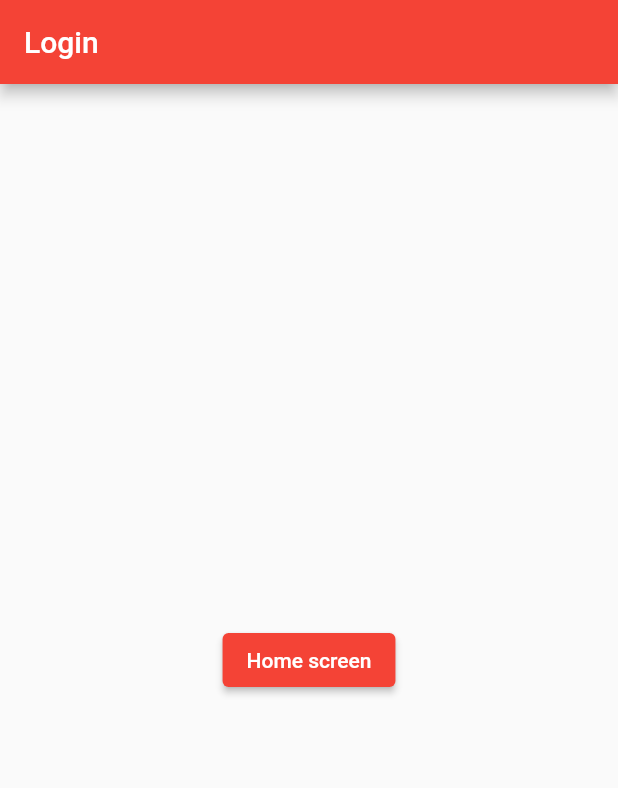
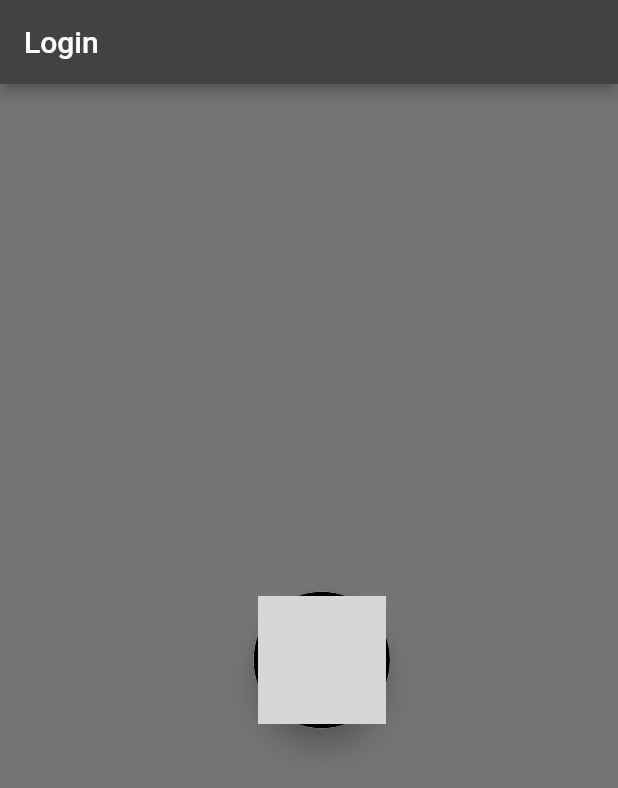
Before and after one commit to ArjunMalhotra07/Flutter_TestApp, a Flutter app: the screen it shows after launch, on a phone screen of 412 x 824 dp. Shown: the top 788 px of the screen. Run offline on Flutter 3.47's test engine with Material 2 defaults, Android fonts, the phone set to English and light mode, and no system bars; grey boxes are pictures that could not be loaded.

Commit message:
Navigation between 2 pages: image buttons

```diff
--- a/lib/pages/loginPage.dart
+++ b/lib/pages/loginPage.dart
@@ -7,16 +7,37 @@ class LoginPage extends StatelessWidget {
     //   child: Column(children: [Image.asset("assets/images/login.png")]),
     // );
     return Scaffold(
+      backgroundColor: Colors.grey[600],
       appBar: AppBar(
+        backgroundColor: Colors.grey[800],
         title: const Text('Login'),
       ),
-      body: Center(
-        child: ElevatedButton(
-          onPressed: () {
-            // Navigate to the second screen when tapped.
-            Navigator.pushNamed(context, '/home');
-          },
-          child: const Text('Home screen'),
+      body: Padding(
+        padding: const EdgeInsets.fromLTRB(25.0, 8.0, 8.0, 8.0),
+        child: Center(
+          child: Material(
+            elevation: 8,
+            shape: CircleBorder(),
+            clipBehavior: Clip.antiAliasWithSaveLayer,
+            child: InkWell(
+              splashColor: Colors.black26,
+              onTap: () {
+                Navigator.pushNamed(context, '/home');
+              },
+              child: Container(
+                decoration: BoxDecoration(
+                  color: Colors.transparent,
+                  border: Border.all(color: Colors.black, width: 3),
+                  shape: BoxShape.circle,
+                ),
+                child: Ink.image(
+                  image: const AssetImage("assets/images/home.png"),
+                  height: 85,
+                  width: 85,
+                ),
+              ),
+            ),
+          ),
         ),
       ),
     );
```
Also changed, not shown: lib/pages/home_page.dart (+24 -38 lines).
